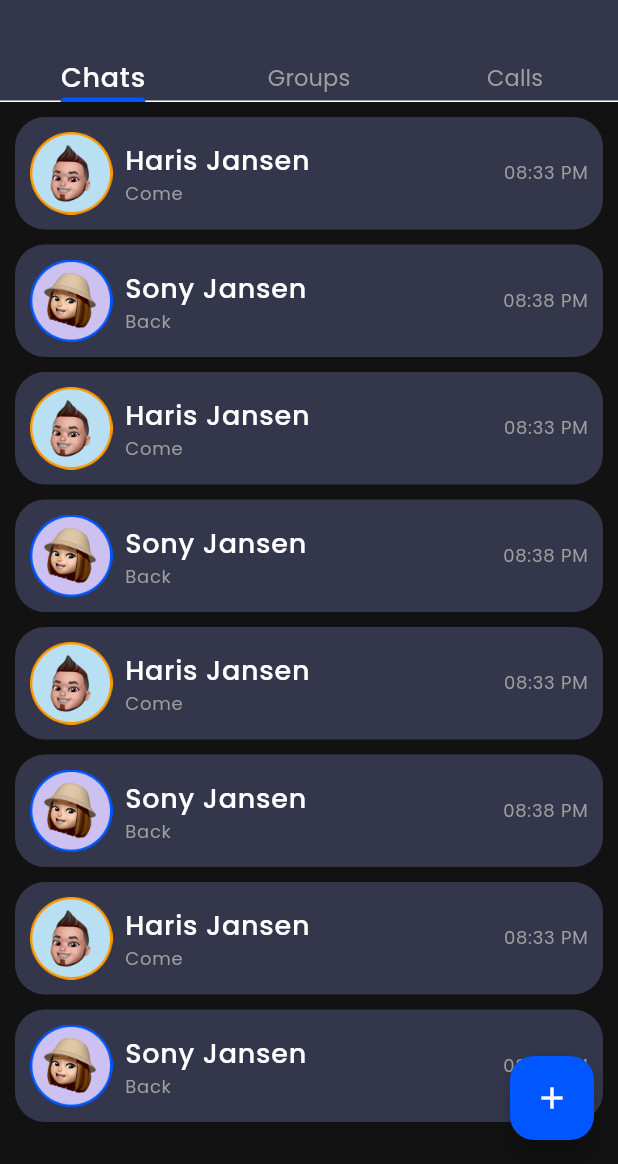
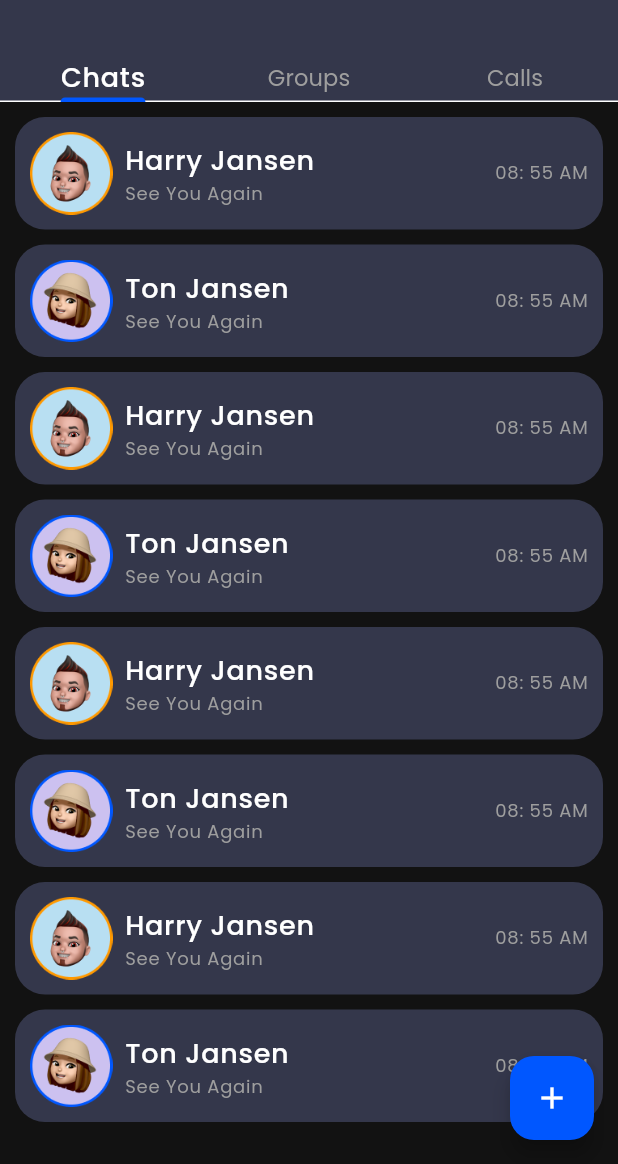
Before and after one commit to BiplobDash/ChatterBotique, a Flutter app: the screen it shows after launch, on a phone screen of 412 x 824 dp, the part 72-1236 px from its top. Run offline on Flutter 3.47's test engine with Material 3 defaults, Android fonts, the phone set to English and light mode, and no system bars; our stand-ins replace flutter_svg, get, slide_to_act.

Commit message:
Chat Message Screen UI Complete

```diff
--- a/lib/utils/images.dart
+++ b/lib/utils/images.dart
@@ -9,5 +9,9 @@ class AppImages {
 
   //SVG Images
   static const connectImage = '$iconsPath/raphael_connect.svg';
-  static const plugImage =  '$iconsPath/plug.svg';
+  static const plugImage = '$iconsPath/plug.svg';
+  static const statusImage = '$iconsPath/status.svg';
+  static const micImage = '$iconsPath/mic.svg';
+  static const gallaryImage = '$iconsPath/gallary.svg';
+  static const sendImage = '$iconsPath/send.svg';
 }
--- a/lib/utils/page_path.dart
+++ b/lib/utils/page_path.dart
@@ -1,6 +1,7 @@
-import 'package:chatter_botique/views/AuthScreen/auth_screen.dart';
-import 'package:chatter_botique/views/HomeScreen/home_screen.dart';
 import 'package:get/get.dart';
+import '../views/AuthScreen/auth_screen.dart';
+import '../views/ChatScreen/chat_screen.dart';
+import '../views/HomeScreen/home_screen.dart';
 
 var pagePath = [
   GetPage(
@@ -13,4 +14,9 @@ var pagePath = [
     page: () => const HomeScreen(),
     transition: Transition.rightToLeft,
   ),
+  GetPage(
+    name: "/chat-screen",
+    page: () => const ChatScreen(),
+    transition: Transition.rightToLeft,
+  ),
 ];
--- a/lib/utils/themes.dart
+++ b/lib/utils/themes.dart
@@ -15,6 +15,9 @@ var darkTheme = ThemeData(
     onBackground: dOnBackgroundColor,
     primaryContainer: dContainerColor,
     onPrimaryContainer: dOnContainerColor,
+  ),
+  appBarTheme: const AppBarTheme(
+    backgroundColor: dContainerColor
   ),
   inputDecorationTheme: InputDecorationTheme(
     fillColor: dBackgroundColor,
--- a/lib/views/HomeScreen/Widgets/chat_tile.dart
+++ b/lib/views/HomeScreen/Widgets/chat_tile.dart
@@ -5,19 +5,23 @@ class ChatTile extends StatelessWidget {
   final String name;
   final String lastChat;
   final String lastTime;
+  final VoidCallback onTap;
   const ChatTile({
     super.key,
     required this.imageUrl,
     required this.name,
     required this.lastChat,
     required this.lastTime,
+    required this.onTap,
   });
 
   @override
   Widget build(BuildContext context) {
     final theme = Theme.of(context);
     final sz = MediaQuery.sizeOf(context);
-    return Container(
+    return GestureDetector(
+      onTap: onTap,
+      child: Container(
         padding: const EdgeInsets.all(10),
         margin: const EdgeInsets.only(bottom: 10),
         decoration: BoxDecoration(
@@ -60,6 +64,7 @@ class ChatTile extends StatelessWidget {
             ),
           ],
         ),
+      ),
     );
   }
 }
--- a/lib/views/HomeScreen/Widgets/chats_list.dart
+++ b/lib/views/HomeScreen/Widgets/chats_list.dart
@@ -1,25 +1,74 @@
+import 'package:chatter_botique/utils/exports.dart';
+import 'package:flutter/material.dart';
+import 'package:get/get.dart';
 
-import 'package:chatter_botique/utils/exports.dart';
-import 'package:chatter_botique/views/HomeScreen/Widgets/chat_tile.dart';
-import 'package:flutter/material.dart';
+import 'chat_tile.dart';
 
 class ChatList extends StatelessWidget {
   const ChatList({super.key});
 
   @override
   Widget build(BuildContext context) {
-
     return ListView(
-      children: const [
-        ChatTile(imageUrl: AppImages.boyImage, name: "Haris Jansen", lastChat: "Come", lastTime: "08:33 PM",),
-        ChatTile(imageUrl: AppImages.girlImage, name: "Sony Jansen", lastChat: "Back", lastTime: "08:38 PM",),
-        ChatTile(imageUrl: AppImages.boyImage, name: "Haris Jansen", lastChat: "Come", lastTime: "08:33 PM",),
-        ChatTile(imageUrl: AppImages.girlImage, name: "Sony Jansen", lastChat: "Back", lastTime: "08:38 PM",),
-        ChatTile(imageUrl: AppImages.boyImage, name: "Haris Jansen", lastChat: "Come", lastTime: "08:33 PM",),
-        ChatTile(imageUrl: AppImages.girlImage, name: "Sony Jansen", lastChat: "Back", lastTime: "08:38 PM",),
-        ChatTile(imageUrl: AppImages.boyImage, name: "Haris Jansen", lastChat: "Come", lastTime: "08:33 PM",),
-        ChatTile(imageUrl: AppImages.girlImage, name: "Sony Jansen", lastChat: "Back", lastTime: "08:38 PM",),
-
+      children: [
+        ChatTile(
+          imageUrl: AppImages.boyImage,
+          name: "Harry Jansen",
+          lastChat: "See You Again",
+          lastTime: "08: 55 AM",
+          onTap: () {
+            Get.toNamed("/chat-screen");
+          },
+        ),
+        ChatTile(
+          imageUrl: AppImages.girlImage,
+          name: "Ton Jansen",
+          lastChat: "See You Again",
+          lastTime: "08: 55 AM",
+          onTap: () {},
+        ),
+        ChatTile(
+          imageUrl: AppImages.boyImage,
+          name: "Harry Jansen",
+          lastChat: "See You Again",
+          lastTime: "08: 55 AM",
+          onTap: () {},
+        ),
+        ChatTile(
+          imageUrl: AppImages.girlImage,
+          name: "Ton Jansen",
+          lastChat: "See You Again",
+          lastTime: "08: 55 AM",
+          onTap: () {},
+        ),
+        ChatTile(
+          imageUrl: AppImages.boyImage,
+          name: "Harry Jansen",
+          lastChat: "See You Again",
+          lastTime: "08: 55 AM",
+          onTap: () {},
+        ),
+        ChatTile(
+          imageUrl: AppImages.girlImage,
+          name: "Ton Jansen",
+          lastChat: "See You Again",
+          lastTime: "08: 55 AM",
+          onTap: () {},
+        ),
+        ChatTile(
+          imageUrl: AppImages.boyImage,
+          name: "Harry Jansen",
+          lastChat: "See You Again",
+          lastTime: "08: 55 AM",
+          onTap: () {},
+        ),
+        ChatTile(
+          imageUrl: AppImages.girlImage,
+          name: "Ton Jansen",
+          lastChat: "See You Again",
+          lastTime: "08: 55 AM",
+          onTap: () {},
+        ),
       ],
     );
   }
--- a/lib/views/HomeScreen/home_screen.dart
+++ b/lib/views/HomeScreen/home_screen.dart
@@ -18,7 +18,6 @@ class _HomeScreenState extends State<HomeScreen> with TickerProviderStateMixin {
     TabController tabController = TabController(length: 3, vsync: this);
     return Scaffold(
       appBar: AppBar(
-        backgroundColor: theme.colorScheme.primaryContainer,
         leading: Padding(
           padding: const EdgeInsets.all(8.0),
           child: Image.asset(
@@ -56,12 +55,12 @@ class _HomeScreenState extends State<HomeScreen> with TickerProviderStateMixin {
           children: [
           const ChatList(),
           ListView(
-            children: [
+            children: const [
               ListTile(),
             ],
           ),
           ListView(
-            children: [
+            children: const [
               ListTile(),
             ],
           ),
```
Also changed, not shown: lib/views/ChatScreen/Widgets/chat_bubble.dart (added, +99 -0 lines), lib/views/ChatScreen/chat_screen.dart (added, +80 -0 lines), assets/icons/gallary.svg (added), assets/icons/mic.svg (added), assets/icons/send.svg (added), assets/icons/status.svg (added). Lines whose indentation alone changed are shown as unchanged.
